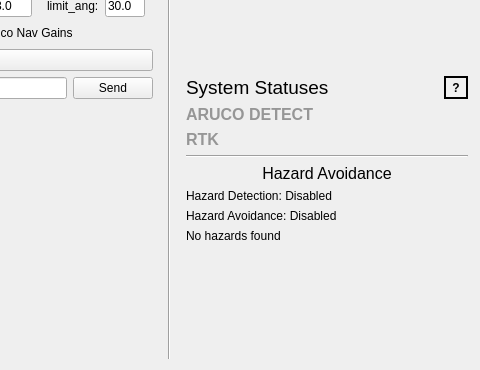
First picture: the form in mars_ws/src/autonomy/autonomy_gui.ui, repository BYUMarsRover/Autonomy-ROS2, before the edit; both pictures show x 792 to 1272 and y 552 to 922 of the 1272 by 922 pixel window.
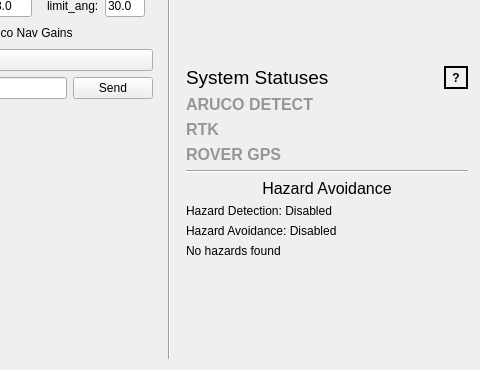
Second picture: the form after the edit.

Commit message: Added rover GPS status

Patch:
```diff
--- a/mars_ws/src/autonomy/autonomy_gui.ui
+++ b/mars_ws/src/autonomy/autonomy_gui.ui
@@ -1538,6 +1538,16 @@
                 </property>
                </widget>
               </item>
+              <item alignment="Qt::AlignTop">
+               <widget class="QLabel" name="RoverGPSStatus">
+                <property name="text">
+                 <string>ROVER GPS</string>
+                </property>
+                <property name="styleSheet">
+                 <string>font-size: 12pt; font-weight: bold; color: rgb(150, 150, 150);</string>
+                </property>
+               </widget>
+              </item>
 
               
               <!-- <item alignment="Qt::AlignTop">
```
The commit also changes 2 other files.
